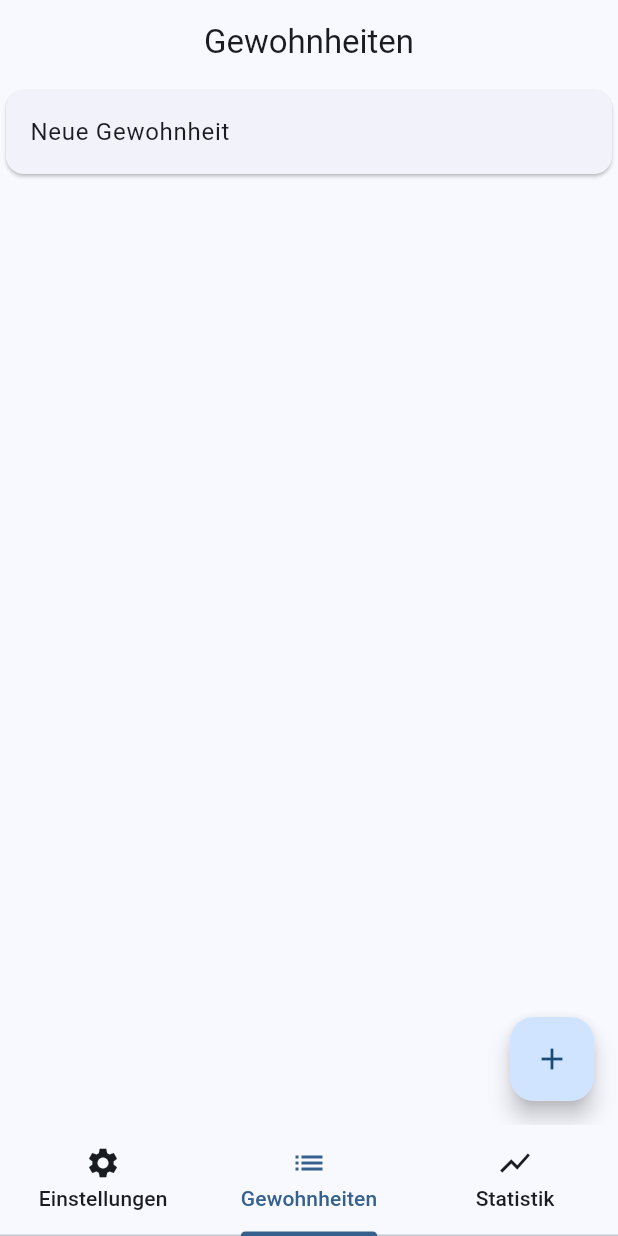
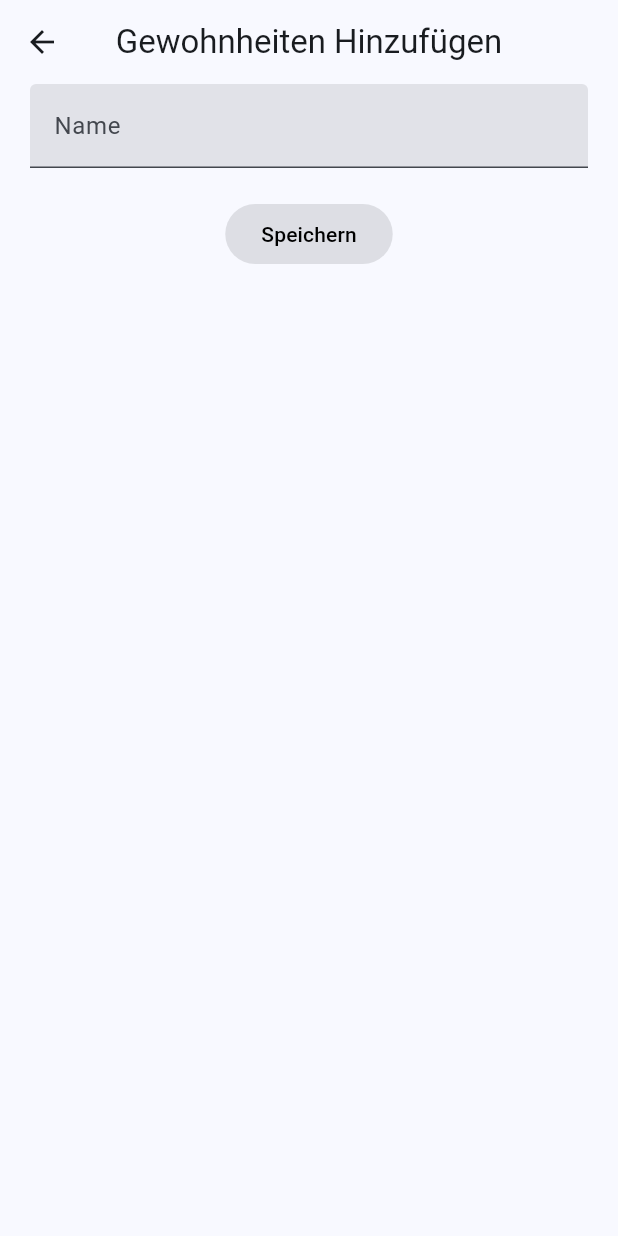
Before and after one commit to FelixSubject211/Mobile_Anwendungen_HTWG, a Flutter app: the screen it shows after launch, item 2 of the bottom bar chosen, after a tap on the "add" icon, on a phone screen of 412 x 824 dp. Run offline on Flutter 3.47's test engine with Material 3 defaults, Android fonts, the phone set to English and light mode, and no system bars.

Commit message:
init AddHabit

```diff
--- /dev/null
+++ b/lib/AddHabit.dart
@@ -0,0 +1,72 @@
+import 'package:flutter/material.dart';
+import 'package:mobile_anwendungen/Storage.dart';
+
+import 'common/DisableableButton.dart';
+
+class AddHabit extends StatefulWidget {
+  const AddHabit({super.key});
+
+  @override
+  State<StatefulWidget> createState() => _AddHabitState();
+}
+
+class _AddHabitState extends State<AddHabit> {
+
+  String name = "";
+
+  void onNameChanged(String name) {
+    setState(() {
+      this.name = name;
+    });
+  }
+
+  void _save() {
+    Storage.addHabit(name);
+    Navigator.of(context).pop();
+  }
+
+  bool _isValid() {
+    return name.isNotEmpty;
+  }
+
+  @override
+  Widget build(BuildContext context) {
+    return Scaffold(
+      appBar: AppBar(
+        title: const Text("Gewohnheiten Hinzufügen"),
+        centerTitle: true,
+      ),
+      body: Padding(
+        padding: const EdgeInsets.symmetric(horizontal: 20.0),
+        child: Column(
+          mainAxisAlignment: MainAxisAlignment.start,
+          children: [
+            _nameField(),
+            const SizedBox(height: 20),
+            _saveButton(),
+          ],
+        ),
+      ),
+    );
+  }
+
+  Widget _nameField() {
+    return TextField(
+      onChanged: (text) {
+        onNameChanged(text);
+      },
+      decoration: const InputDecoration(
+        labelText: 'Name',
+        filled: true,
+      )
+    );
+  }
+
+  Widget _saveButton() {
+    return DisableableButton(
+      isButtonEnabled: name.isNotEmpty,
+      text: "Speichern",
+      onPressed: _save
+    );
+  }
+}
--- a/lib/ListHabits.dart
+++ b/lib/ListHabits.dart
@@ -1,6 +1,8 @@
 import 'package:flutter/material.dart';
+import 'package:mobile_anwendungen/AddHabit.dart';
 
-import 'Habit.dart';
+import 'Storage.dart';
+import 'domain/Habit.dart';
 
 class ListHabits extends StatefulWidget {
   const ListHabits({super.key});
@@ -10,13 +12,13 @@
 }
 
 class _ListHabitsState extends State<ListHabits> {
-  final List<Habit> _habits = [];
 
-  void _action() {
-    setState(() {
-      Habit newHabit = Habit(id: 1, name: 'Neue Gewohnheit');
-      _habits.add(newHabit);
-    });
+  void _showAddHabit() {
+    Navigator.of(context).push(
+      MaterialPageRoute<void>(builder: (BuildContext context) {
+        return const AddHabit();
+      }),
+    ).then((_) => setState(() {}));
   }
 
   @override
@@ -28,7 +30,7 @@
       ),
       body: _buildList(),
       floatingActionButton: FloatingActionButton(
-        onPressed: _action,
+        onPressed: _showAddHabit,
         tooltip: 'Action',
         child: const Icon(Icons.add),
       ),
@@ -37,9 +39,9 @@
 
   Widget _buildList() {
     return ListView.builder(
-      itemCount: _habits.length,
+      itemCount: Storage.habits.length,
       itemBuilder: (context, index) {
-        return _card(_habits, index);
+        return _card(Storage.habits, index);
       }
     );
   }
--- a/lib/MyTabBar.dart
+++ b/lib/MyTabBar.dart
@@ -15,7 +15,6 @@
         body: _tabBarView()
       ),
     );
-  }
   }
 
   Widget _menu(ThemeData theme) {
@@ -49,3 +48,4 @@
       ],
     );
   }
+}
--- /dev/null
+++ b/lib/Storage.dart
@@ -0,0 +1,10 @@
+import 'domain/Habit.dart';
+
+class Storage {
+  static final List<Habit> habits = [];
+
+  static void addHabit(String name) {
+    Habit newHabit = Habit(id: 1, name: name);
+    habits.add(newHabit);
+  }
+}
--- /dev/null
+++ b/lib/common/DisableableButton.dart
@@ -0,0 +1,29 @@
+import 'package:flutter/material.dart';
+
+class DisableableButton extends StatelessWidget {
+  final bool isButtonEnabled;
+  final String text;
+  final VoidCallback onPressed;
+
+  const DisableableButton({
+    super.key,
+    required this.isButtonEnabled,
+    required this.text,
+    required this.onPressed,
+  });
+
+  @override
+  Widget build(BuildContext context) {
+    final theme = Theme.of(context);
+
+    return ElevatedButton(
+      onPressed: isButtonEnabled ? onPressed : null,
+      style: ButtonStyle(
+        foregroundColor: MaterialStateProperty.all<Color>(
+          isButtonEnabled ? theme.primaryColor : theme.shadowColor,
+        )
+      ),
+      child: Text(text),
+    );
+  }
+}
--- a/lib/main.dart
+++ b/lib/main.dart
@@ -15,6 +15,7 @@
         colorScheme: ColorScheme.fromSeed(seedColor: Colors.blue),
         useMaterial3: true,
       ),
+      debugShowCheckedModeBanner: false,
       home: const MyTabBar(),
     );
   }
```
Also changed, not shown: lib/domain/Habit.dart (renamed from lib/Habit.dart). Lines whose indentation alone changed are shown as unchanged.
